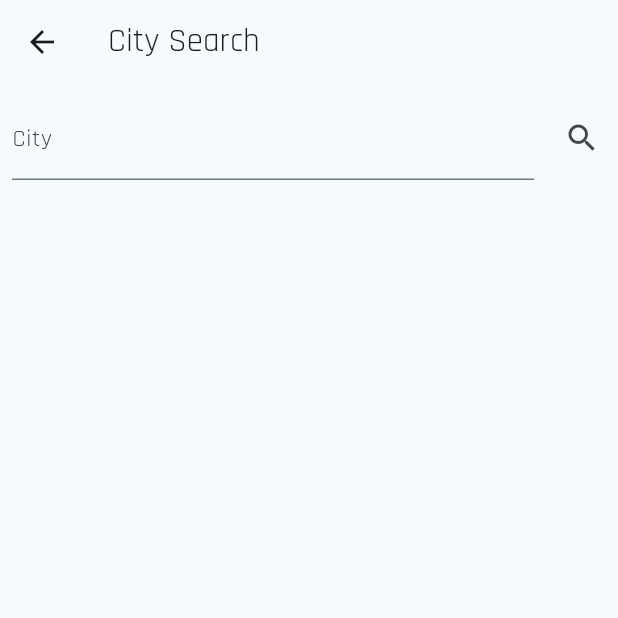
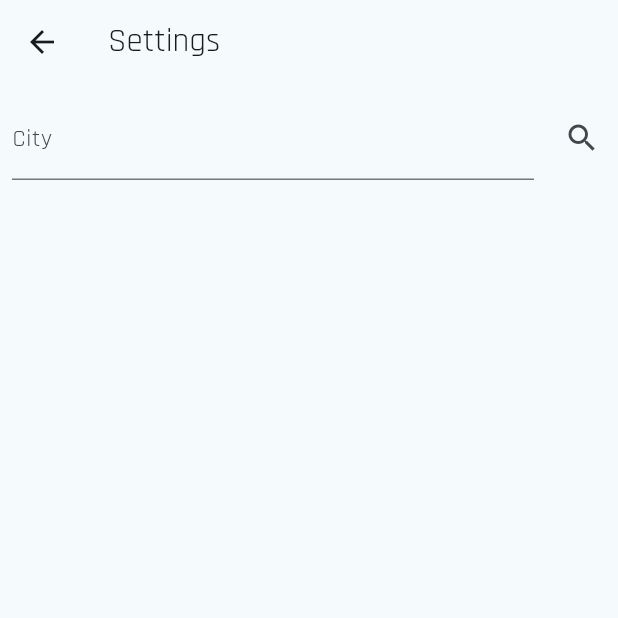
Before and after one commit to christina-bel/weather_app, a Flutter app: the screen it shows after launch, after a tap on the "search" icon, on a phone screen of 412 x 824 dp, the top half of it. Run offline on Flutter 3.47's test engine with Material 3 defaults, Android fonts, the phone set to English and light mode, and no system bars; our stand-ins replace dio, easy_localization, flutter_bloc, freezed_annotation, google_fonts, hydrated_bloc and 1 more.

```diff
--- a/lib/app.dart
+++ b/lib/app.dart
@@ -1,3 +1,4 @@
+import 'package:easy_localization/easy_localization.dart';
 import 'package:flutter/material.dart';
 import 'package:flutter_bloc/flutter_bloc.dart';
 import 'package:google_fonts/google_fonts.dart';
@@ -36,6 +37,9 @@ class WeatherAppView extends StatelessWidget {
   @override
   Widget build(BuildContext context) => BlocBuilder<ThemeCubit, Color>(
         builder: (ctx, color) => MaterialApp(
+          localizationsDelegates: context.localizationDelegates,
+          supportedLocales: context.supportedLocales,
+          locale: context.locale,
           theme: ThemeData(
             appBarTheme: const AppBarTheme(
               backgroundColor: Colors.transparent,
--- a/lib/main.dart
+++ b/lib/main.dart
@@ -1,3 +1,4 @@
+import 'package:easy_localization/easy_localization.dart';
 import 'package:flutter/foundation.dart';
 import 'package:flutter/material.dart';
 import 'package:hydrated_bloc/hydrated_bloc.dart';
@@ -9,6 +10,7 @@ import 'package:weather_app/weather_bloc_observer.dart';
 
 void main() async {
   WidgetsFlutterBinding.ensureInitialized();
+  await EasyLocalization.ensureInitialized();
   Bloc.observer = WeatherBlocObserver();
   HydratedBloc.storage = await HydratedStorage.build(
     storageDirectory: kIsWeb
@@ -16,9 +18,14 @@ void main() async {
         : await getTemporaryDirectory(),
   );
   runApp(
-    WeatherApp(
-      weatherRepo: WeatherRepositoryImpl(),
-      locationRepo: LocationRepositoryImpl(),
+    EasyLocalization(
+      supportedLocales: const [Locale('en'), Locale('ru')],
+      path: 'assets/l10n',
+      fallbackLocale: const Locale('en'),
+      child: WeatherApp(
+        weatherRepo: WeatherRepositoryImpl(),
+        locationRepo: LocationRepositoryImpl(),
+      ),
     ),
   );
 }
--- a/lib/presentation/search/search_page.dart
+++ b/lib/presentation/search/search_page.dart
@@ -1,4 +1,6 @@
+import 'package:easy_localization/easy_localization.dart';
 import 'package:flutter/material.dart';
+import 'package:weather_app/l10n/locale_keys.g.dart';
 import 'package:weather_app/presentation/search/widgets/search_button.dart';
 import 'package:weather_app/presentation/search/widgets/search_field.dart';
 
@@ -30,7 +32,7 @@ class _SearchPageState extends State<SearchPage> {
 
   @override
   Widget build(BuildContext context) => Scaffold(
-        appBar: AppBar(title: const Text('City Search')),
+        appBar: AppBar(title: Text(LocaleKeys.settingsTitle.tr())),
         body: Row(
           children: [
             SearchField(controller: _textController),
--- a/lib/presentation/search/widgets/search_field.dart
+++ b/lib/presentation/search/widgets/search_field.dart
@@ -1,4 +1,6 @@
+import 'package:easy_localization/easy_localization.dart';
 import 'package:flutter/material.dart';
+import 'package:weather_app/l10n/locale_keys.g.dart';
 
 class SearchField extends StatelessWidget {
   final TextEditingController _controller;
@@ -12,9 +14,9 @@ class SearchField extends StatelessWidget {
           padding: const EdgeInsets.all(8),
           child: TextField(
             controller: _controller,
-            decoration: const InputDecoration(
-              labelText: 'City',
-              hintText: 'Chicago',
+            decoration: InputDecoration(
+              labelText: LocaleKeys.citySearchLabel.tr(),
+              hintText: LocaleKeys.citySearchHint.tr(),
             ),
           ),
         ),
--- a/lib/presentation/weather/weather_states/empty_weather.dart
+++ b/lib/presentation/weather/weather_states/empty_weather.dart
@@ -1,4 +1,6 @@
+import 'package:easy_localization/easy_localization.dart';
 import 'package:flutter/material.dart';
+import 'package:weather_app/l10n/locale_keys.g.dart';
 
 class EmptyWeather extends StatelessWidget {
   const EmptyWeather({super.key});
@@ -9,7 +11,7 @@ class EmptyWeather extends StatelessWidget {
         children: [
           const Text('🏙️', style: TextStyle(fontSize: 64)),
           Text(
-            'Please Select a City!',
+            LocaleKeys.emptyWeatherTitle.tr(),
             style: Theme.of(context).textTheme.headlineSmall,
           ),
         ],
--- a/lib/presentation/weather/weather_states/error_weather.dart
+++ b/lib/presentation/weather/weather_states/error_weather.dart
@@ -1,4 +1,6 @@
+import 'package:easy_localization/easy_localization.dart';
 import 'package:flutter/material.dart';
+import 'package:weather_app/l10n/locale_keys.g.dart';
 
 class ErrorWeather extends StatelessWidget {
   const ErrorWeather({super.key});
@@ -9,7 +11,7 @@ class ErrorWeather extends StatelessWidget {
         children: [
           const Text('🙈', style: TextStyle(fontSize: 64)),
           Text(
-            'Something went wrong!',
+            LocaleKeys.errorWeatherTitle.tr(),
             style: Theme.of(context).textTheme.headlineSmall,
           ),
         ],
--- a/lib/presentation/weather/weather_states/loading_weather.dart
+++ b/lib/presentation/weather/weather_states/loading_weather.dart
@@ -1,4 +1,6 @@
+import 'package:easy_localization/easy_localization.dart';
 import 'package:flutter/material.dart';
+import 'package:weather_app/l10n/locale_keys.g.dart';
 
 class LoadingWeather extends StatelessWidget {
   const LoadingWeather({super.key});
@@ -9,7 +11,7 @@ class LoadingWeather extends StatelessWidget {
         children: [
           const Text('⛅', style: TextStyle(fontSize: 64)),
           Text(
-            'Loading Weather',
+            LocaleKeys.loadingWeatherTitle.tr(),
             style: Theme.of(context).textTheme.headlineSmall,
           ),
           const Padding(
--- a/lib/presentation/weather/widgets/weather_background.dart
+++ b/lib/presentation/weather/widgets/weather_background.dart
@@ -30,7 +30,7 @@ extension on Color {
   Color brighten([int percent = 10]) {
     assert(
       1 <= percent && percent <= 100,
-      'percentage must be between 1 and 100',
+      'Percentage must be between 1 and 100',
     );
     final p = percent / 100;
     return Color.fromARGB(
--- a/pubspec.yaml
+++ b/pubspec.yaml
@@ -43,6 +43,7 @@ dependencies:
   hydrated_bloc: ^9.1.5
   google_fonts: ^6.2.1
   path_provider: ^2.1.3
+  easy_localization: ^3.0.7
 
 dev_dependencies:
   flutter_test:
@@ -70,9 +71,8 @@ flutter:
   uses-material-design: true
 
   # To add assets to your application, add an assets section, like this:
-  # assets:
-  #   - images/a_dot_burr.jpeg
-  #   - images/a_dot_ham.jpeg
+  assets:
+    - assets/l10n/
 
   # An image asset can refer to one or more resolution-specific "variants", see
   # https://flutter.dev/assets-and-images/#resolution-aware
```
Also changed, not shown: assets/l10n/en.json (added, +12 -0 lines), assets/l10n/ru.json (added, +12 -0 lines), lib/presentation/settings/settings_page.dart (+5 -5 lines), lib/presentation/weather/weather_states/populated_weather.dart (+8 -2 lines), lib/l10n/locale_keys.g.dart (added), pubspec.lock, 1 other file.
